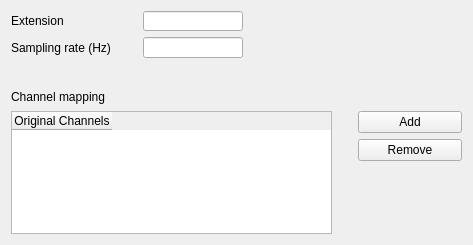
Above: ndmanager/src/filelayout.ui from neurosuite/ndmanager-plugins before the change. Below: the same form after it.
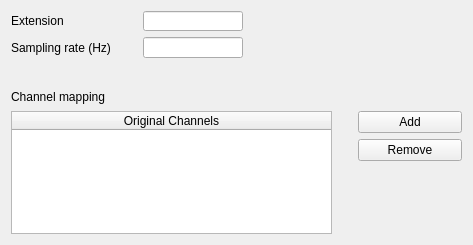
That is the form after the change.

```diff
--- a/ndmanager/src/filelayout.ui
+++ b/ndmanager/src/filelayout.ui
@@ -108,6 +108,9 @@
            <property name="columnCount">
             <number>1</number>
            </property>
+           <attribute name="horizontalHeaderStretchLastSection">
+            <bool>true</bool>
+           </attribute>
            <column>
             <property name="text">
              <string>Original Channels</string>
```
